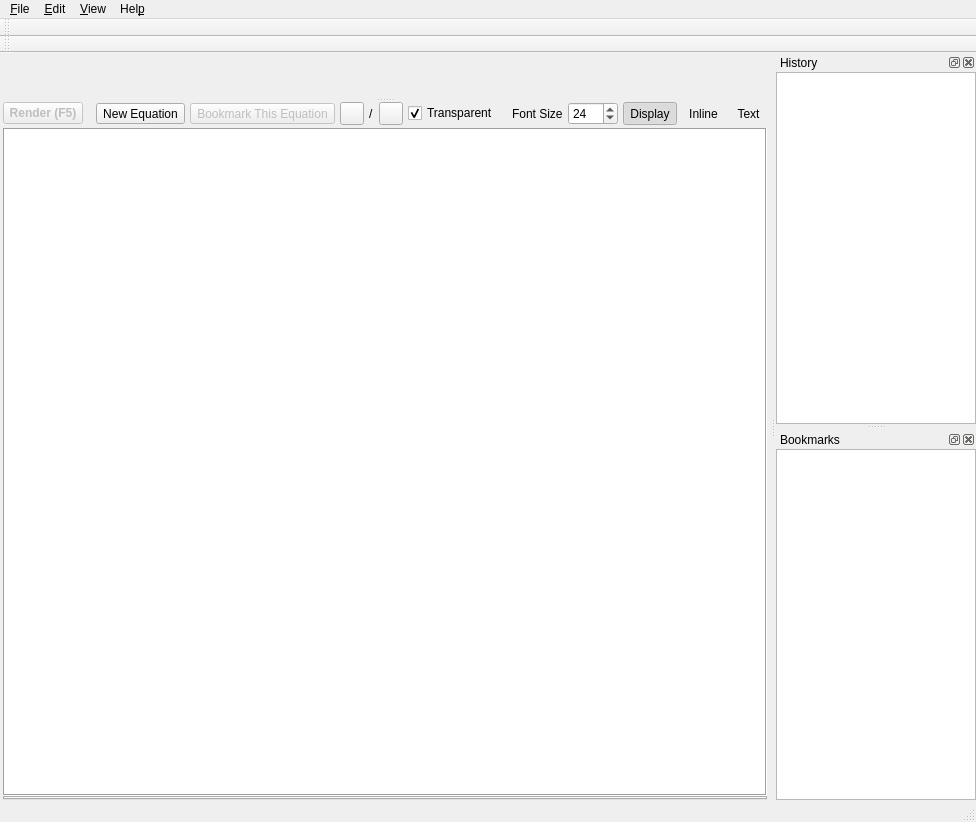
Above: resources/main.ui from 59de44955ebd/EqualZ before the change. Below: the same form after it.
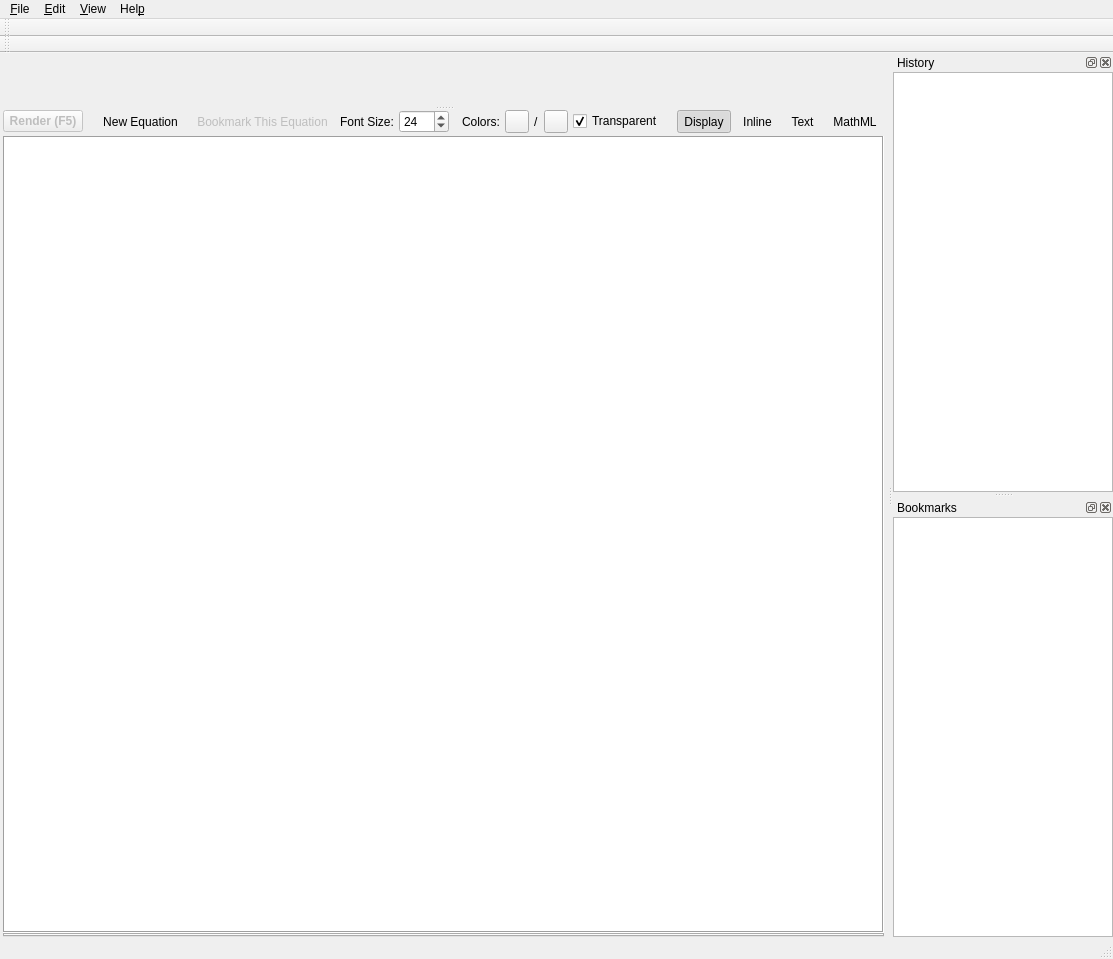
That is the form after the change. Icons and pictures are not drawn. Custom widgets are drawn as their Qt base class.

Commit message: Added MathML support

```diff
--- a/resources/main.ui
+++ b/resources/main.ui
@@ -7,8 +7,8 @@
    <rect>
     <x>0</x>
     <y>0</y>
-    <width>972</width>
-    <height>822</height>
+    <width>1113</width>
+    <height>959</height>
    </rect>
   </property>
   <property name="sizePolicy">
@@ -238,6 +238,9 @@
              <iconset resource="main.qrc">
               <normaloff>:/icons/new.png</normaloff>:/icons/new.png</iconset>
             </property>
+            <property name="autoRaise">
+             <bool>true</bool>
+            </property>
            </widget>
           </item>
           <item>
@@ -258,6 +261,9 @@
              <iconset resource="main.qrc">
               <normaloff>:/icons/bookmark.png</normaloff>:/icons/bookmark.png</iconset>
             </property>
+            <property name="autoRaise">
+             <bool>true</bool>
+            </property>
            </widget>
           </item>
           <item>
@@ -273,78 +279,10 @@
             </property>
            </spacer>
           </item>
-          <item>
-           <widget class="ColorButton" name="toolButtonColor">
-            <property name="toolTip">
-             <string>Text Color</string>
-            </property>
-            <property name="autoFillBackground">
-             <bool>true</bool>
-            </property>
-            <property name="text">
-             <string/>
-            </property>
-            <property name="toolButtonStyle">
-             <enum>Qt::ToolButtonIconOnly</enum>
-            </property>
-           </widget>
-          </item>
-          <item>
-           <widget class="QLabel" name="label">
-            <property name="text">
-             <string>/</string>
-            </property>
-           </widget>
-          </item>
-          <item>
-           <widget class="ColorButton" name="toolButtonBgColor">
-            <property name="enabled">
-             <bool>true</bool>
-            </property>
-            <property name="toolTip">
-             <string>Background Color</string>
-            </property>
-            <property name="autoFillBackground">
-             <bool>true</bool>
-            </property>
-            <property name="text">
-             <string/>
-            </property>
-            <property name="toolButtonStyle">
-             <enum>Qt::ToolButtonIconOnly</enum>
-            </property>
-           </widget>
-          </item>
-          <item>
-           <widget class="QCheckBox" name="checkBoxTransparent">
-            <property name="text">
-             <string>Transparent</string>
-            </property>
-            <property name="checked">
-             <bool>true</bool>
-            </property>
-           </widget>
-          </item>
-          <item>
-           <spacer name="horizontalSpacer">
-            <property name="orientation">
-             <enum>Qt::Horizontal</enum>
-            </property>
-            <property name="sizeType">
-             <enum>QSizePolicy::Fixed</enum>
-            </property>
-            <property name="sizeHint" stdset="0">
-             <size>
-              <width>8</width>
-              <height>0</height>
-             </size>
-            </property>
-           </spacer>
-          </item>
           <item>
            <widget class="QLabel" name="label_2">
             <property name="text">
-             <string>Font Size</string>
+             <string>Font Size:</string>
             </property>
            </widget>
           </item>
@@ -367,6 +305,97 @@
             </property>
            </widget>
           </item>
+          <item>
+           <spacer name="horizontalSpacer">
+            <property name="orientation">
+             <enum>Qt::Horizontal</enum>
+            </property>
+            <property name="sizeType">
+             <enum>QSizePolicy::Fixed</enum>
+            </property>
+            <property name="sizeHint" stdset="0">
+             <size>
+              <width>8</width>
+              <height>0</height>
+             </size>
+            </property>
+           </spacer>
+          </item>
+          <item>
+           <widget class="QLabel" name="label_3">
+            <property name="text">
+             <string>Colors:</string>
+            </property>
+           </widget>
+          </item>
+          <item>
+           <widget class="ColorButton" name="toolButtonColor">
+            <property name="toolTip">
+             <string>Text Color</string>
+            </property>
+            <property name="autoFillBackground">
+             <bool>true</bool>
+            </property>
+            <property name="text">
+             <string/>
+            </property>
+            <property name="toolButtonStyle">
+             <enum>Qt::ToolButtonIconOnly</enum>
+            </property>
+           </widget>
+          </item>
+          <item>
+           <widget class="QLabel" name="label">
+            <property name="text">
+             <string>/</string>
+            </property>
+           </widget>
+          </item>
+          <item>
+           <widget class="ColorButton" name="toolButtonBgColor">
+            <property name="enabled">
+             <bool>true</bool>
+            </property>
+            <property name="toolTip">
+             <string>Background Color</string>
+            </property>
+            <property name="autoFillBackground">
+             <bool>true</bool>
+            </property>
+            <property name="text">
+             <string/>
+            </property>
+            <property name="toolButtonStyle">
+             <enum>Qt::ToolButtonIconOnly</enum>
+            </property>
+           </widget>
+          </item>
+          <item>
+           <widget class="QCheckBox" name="checkBoxTransparent">
+            <property name="text">
+             <string>Transparent</string>
+            </property>
+            <property name="checked">
+             <bool>true</bool>
+            </property>
+           </widget>
+          </item>
+          <item>
+           <spacer name="horizontalSpacer_4">
+            <property name="orientation">
+             <enum>Qt::Horizontal</enum>
+            </property>
+            <property name="sizeType">
+             <enum>QSizePolicy::Fixed</enum>
+            </property>
+            <property name="sizeHint" stdset="0">
+             <size>
+              <width>8</width>
+              <height>0</height>
+             </size>
+            </property>
+           </spacer>
+          </item>
           <item>
            <widget class="QToolButton" name="renderModeDisplay">
             <property name="sizePolicy">
@@ -460,6 +489,32 @@
             </property>
            </widget>
           </item>
+          <item>
+           <widget class="QToolButton" name="renderModeMathML">
+            <property name="sizePolicy">
+             <sizepolicy hsizetype="Fixed" vsizetype="Minimum">
+              <horstretch>0</horstretch>
+              <verstretch>0</verstretch>
+             </sizepolicy>
+            </property>
+            <property name="toolTip">
+             <string>&lt;html&gt;&lt;head/&gt;&lt;body&gt;&lt;p&gt;&lt;span style=&quot; font-weight:600;&quot;&gt;MathML&lt;/span&gt;&lt;/p&gt;&lt;p&gt;Mathematical Markup Language&lt;/p&gt;&lt;/body&gt;&lt;/html&gt;</string>
+            </property>
+            <property name="text">
+             <string>MathML</string>
+            </property>
+            <property name="icon">
+             <iconset resource="main.qrc">
+              <normaloff>:/icons/render_mode_mml.png</normaloff>:/icons/render_mode_mml.png</iconset>
+            </property>
+            <property name="checkable">
+             <bool>true</bool>
+            </property>
+            <property name="autoRaise">
+             <bool>true</bool>
+            </property>
+           </widget>
+          </item>
          </layout>
         </item>
         <item>
@@ -514,7 +569,7 @@
     <rect>
      <x>0</x>
      <y>0</y>
-     <width>972</width>
+     <width>1113</width>
      <height>21</height>
     </rect>
    </property>
```
The commit also changes 7 other files.
